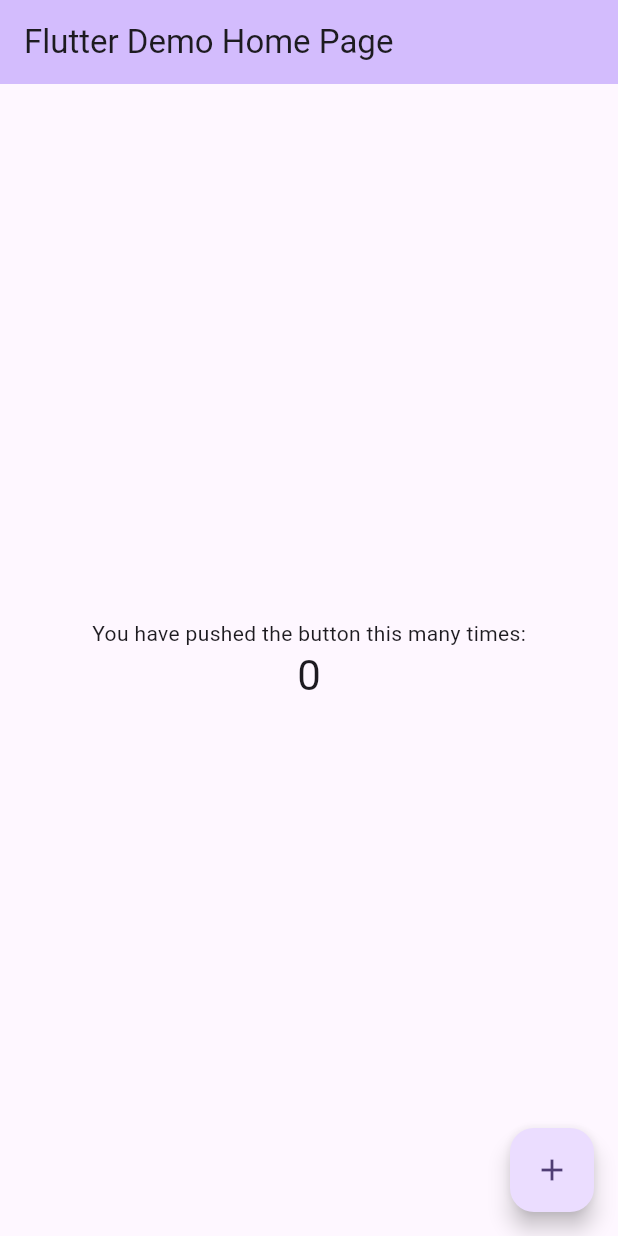
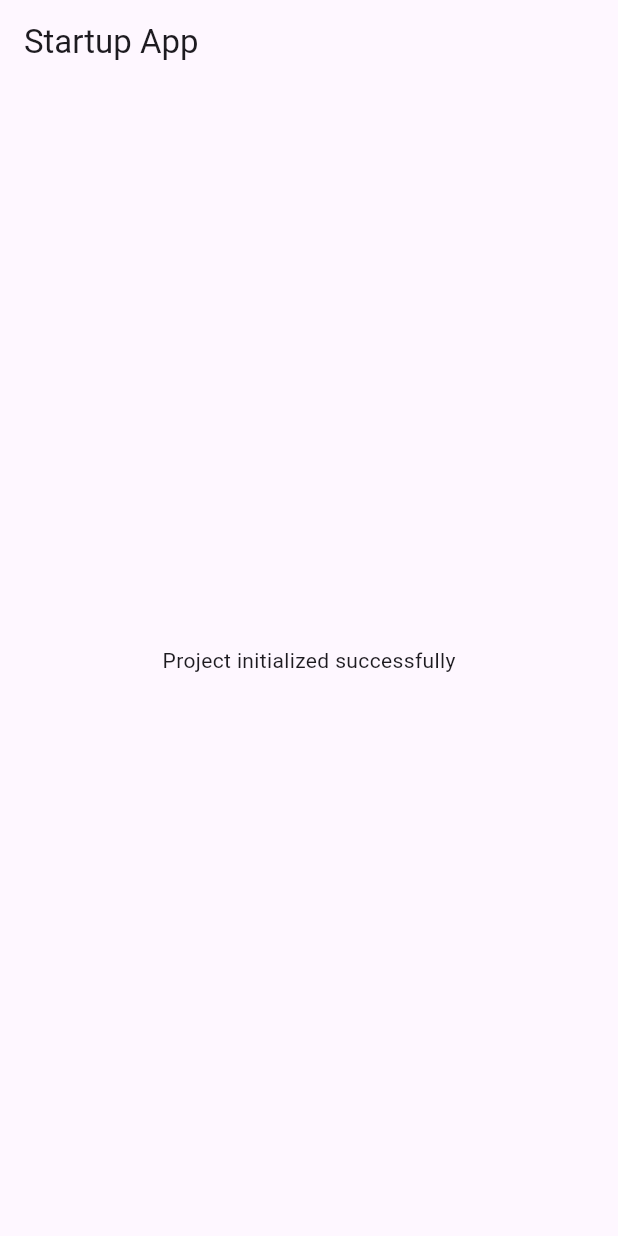
Before and after one commit to guntavenes/flutter-startup-app, a Flutter app: the screen it shows after launch, on a phone screen of 412 x 824 dp. Run offline on Flutter 3.47's test engine with Material 3 defaults, Android fonts, the phone set to English and light mode, and no system bars.

Commit message:
setup clean project structure

```diff
--- a/lib/main.dart
+++ b/lib/main.dart
@@ -1,121 +1,20 @@
 import 'package:flutter/material.dart';
 
 void main() {
-  runApp(const MyApp());
+  runApp(const StartupApp());
 }
 
-class MyApp extends StatelessWidget {
-  const MyApp({super.key});
+class StartupApp extends StatelessWidget {
+  const StartupApp({super.key});
 
-  // This widget is the root of your application.
   @override
   Widget build(BuildContext context) {
     return MaterialApp(
-      title: 'Flutter Demo',
-      theme: ThemeData(
-        // This is the theme of your application.
-        //
-        // TRY THIS: Try running your application with "flutter run". You'll see
-        // the application has a purple toolbar. Then, without quitting the app,
-        // try changing the seedColor in the colorScheme below to Colors.green
-        // and then invoke "hot reload" (save your changes or press the "hot
-        // reload" button in a Flutter-supported IDE, or press "r" if you used
-        // the command line to start the app).
-        //
-        // Notice that the counter didn't reset back to zero; the application
-        // state is not lost during the reload. To reset the state, use hot
-        // restart instead.
-        //
-        // This works for code too, not just values: Most code changes can be
-        // tested with just a hot reload.
-        colorScheme: .fromSeed(seedColor: Colors.deepPurple),
-      ),
-      home: const MyHomePage(title: 'Flutter Demo Home Page'),
-    );
-  }
-}
-
-class MyHomePage extends StatefulWidget {
-  const MyHomePage({super.key, required this.title});
-
-  // This widget is the home page of your application. It is stateful, meaning
-  // that it has a State object (defined below) that contains fields that affect
-  // how it looks.
-
-  // This class is the configuration for the state. It holds the values (in this
-  // case the title) provided by the parent (in this case the App widget) and
-  // used by the build method of the State. Fields in a Widget subclass are
-  // always marked "final".
-
-  final String title;
-
-  @override
-  State<MyHomePage> createState() => _MyHomePageState();
-}
-
-class _MyHomePageState extends State<MyHomePage> {
-  int _counter = 0;
-
-  void _incrementCounter() {
-    setState(() {
-      // This call to setState tells the Flutter framework that something has
-      // changed in this State, which causes it to rerun the build method below
-      // so that the display can reflect the updated values. If we changed
-      // _counter without calling setState(), then the build method would not be
-      // called again, and so nothing would appear to happen.
-      _counter++;
-    });
-  }
-
-  @override
-  Widget build(BuildContext context) {
-    // This method is rerun every time setState is called, for instance as done
-    // by the _incrementCounter method above.
-    //
-    // The Flutter framework has been optimized to make rerunning build methods
-    // fast, so that you can just rebuild anything that needs updating rather
-    // than having to individually change instances of widgets.
-    return Scaffold(
-      appBar: AppBar(
-        // TRY THIS: Try changing the color here to a specific color (to
-        // Colors.amber, perhaps?) and trigger a hot reload to see the AppBar
-        // change color while the other colors stay the same.
-        backgroundColor: Theme.of(context).colorScheme.inversePrimary,
-        // Here we take the value from the MyHomePage object that was created by
-        // the App.build method, and use it to set our appbar title.
-        title: Text(widget.title),
-      ),
-      body: Center(
-        // Center is a layout widget. It takes a single child and positions it
-        // in the middle of the parent.
-        child: Column(
-          // Column is also a layout widget. It takes a list of children and
-          // arranges them vertically. By default, it sizes itself to fit its
-          // children horizontally, and tries to be as tall as its parent.
-          //
-          // Column has various properties to control how it sizes itself and
-          // how it positions its children. Here we use mainAxisAlignment to
-          // center the children vertically; the main axis here is the vertical
-          // axis because Columns are vertical (the cross axis would be
-          // horizontal).
-          //
-          // TRY THIS: Invoke "debug painting" (choose the "Toggle Debug Paint"
-          // action in the IDE, or press "p" in the console), to see the
-          // wireframe for each widget.
-          mainAxisAlignment: .center,
-          children: [
-            const Text('You have pushed the button this many times:'),
-            Text(
-              '$_counter',
-              style: Theme.of(context).textTheme.headlineMedium,
-            ),
-          ],
-        ),
-      ),
-      floatingActionButton: FloatingActionButton(
-        onPressed: _incrementCounter,
-        tooltip: 'Increment',
-        child: const Icon(Icons.add),
+      debugShowCheckedModeBanner: false,
+      title: 'Startup App',
+      home: Scaffold(
+        appBar: AppBar(title: const Text('Startup App')),
+        body: const Center(child: Text('Project initialized successfully')),
       ),
     );
   }
```
